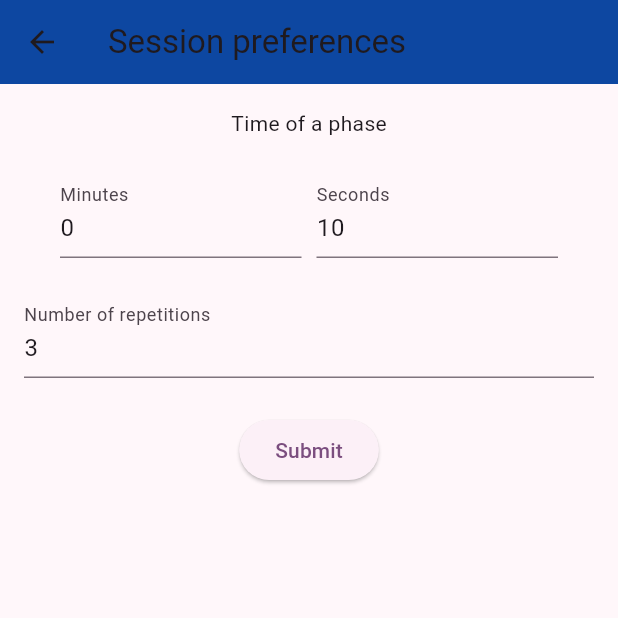
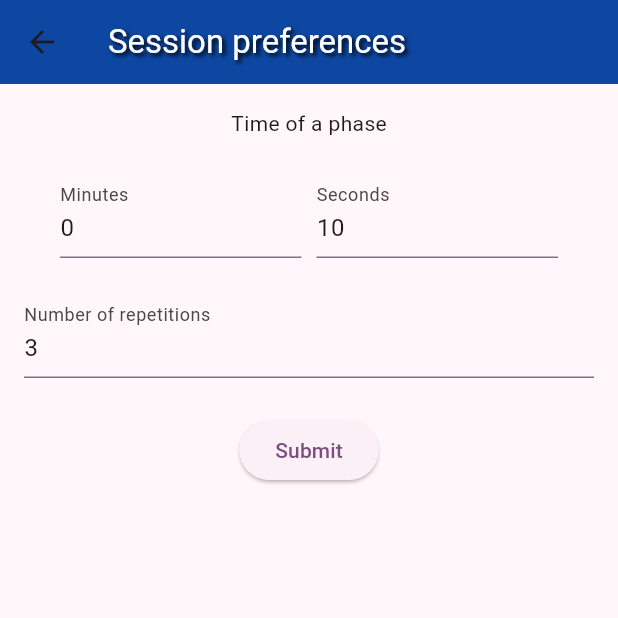
Before and after one commit to RamzeusInno/MeditationApp, a Flutter app: the screen it shows after launch, after a tap on "Start new session", on a phone screen of 412 x 824 dp, the top half of it. Run offline on Flutter 3.47's test engine with Material 3 defaults, Android fonts, the phone set to English and light mode, and no system bars; our stand-ins replace flutter_riverpod, hive, hive_flutter; accounts and stored records are empty.

Commit message:
fixed the session list + prettified the app bar text

```diff
--- a/lib/screens/homeScreen.dart
+++ b/lib/screens/homeScreen.dart
@@ -15,11 +15,24 @@ class _HomeScreenState extends ConsumerState<HomeScreen> {
   Widget build(BuildContext context) {
     return Scaffold(
       appBar: AppBar(
-        title: const Text("Contrast shower app"),
+        title: const Text(
+          "Contrast shower app",
+          style: TextStyle(
+            color: Colors.white,
+            shadows: <Shadow>[
+              Shadow(
+                offset: Offset(2.0, 2.0),
+                blurRadius: 3.0,
+                color: Colors.black,
+              ),
+            ],
+          ),
+
+          ),
         backgroundColor: Colors.blue[900],
       ),
       body: Container(
-        margin: const EdgeInsets.all(64),
+        margin: const EdgeInsets.all(30),
         child: Column(
           crossAxisAlignment: CrossAxisAlignment.center,
           children: [
--- a/lib/screens/sessionPreferencesScreen.dart
+++ b/lib/screens/sessionPreferencesScreen.dart
@@ -15,7 +15,19 @@ class _sessionPreferencesScreenState extends ConsumerState<SessionPreferencesScr
   Widget build(BuildContext context) {
     return Scaffold(
       appBar: AppBar(
-        title: const Text("Session preferences"),
+        title: const Text(
+          "Session preferences",
+          style: TextStyle(
+            color: Colors.white,
+            shadows: <Shadow>[
+              Shadow(
+                offset: Offset(2.0, 2.0),
+                blurRadius: 3.0,
+                color: Colors.black,
+              ),
+            ],
+          ),
+          ),
         backgroundColor: Colors.blue[900],
       ),
       body: SessionDurationForm()
--- a/lib/widgets/sessionListWidget.dart
+++ b/lib/widgets/sessionListWidget.dart
@@ -16,6 +16,7 @@ class SessionListWidget extends ConsumerStatefulWidget {
 class _SessionListWidgetState extends ConsumerState<SessionListWidget> {
   @override
   Widget build(BuildContext context) {
+     const int sessionsDisplayed = 3;
         return Container(
       padding: const EdgeInsets.all(16),
       margin: const EdgeInsets.all(16),
@@ -25,12 +26,16 @@ class _SessionListWidgetState extends ConsumerState<SessionListWidget> {
         builder: (context, Box<String> box, widget) {
           List<String> sessions = box.values.toList();
 
+          if (sessions.length > sessionsDisplayed) {
+            sessions = sessions.reversed.take(sessionsDisplayed).toList().reversed.toList();
+          }
+
           return Column(
             crossAxisAlignment: CrossAxisAlignment.center,
             children: [
               if (sessions.isNotEmpty)
                 const Text(
-                'Custom Session List',
+                'Session List',
                 style: TextStyle(fontSize: 20, fontWeight: FontWeight.bold),
                 ),
 
@@ -38,31 +43,30 @@ class _SessionListWidgetState extends ConsumerState<SessionListWidget> {
 
               ListView.builder(
                 shrinkWrap: true,
-                itemCount: sessions.length,
-                itemExtent: 80,
+                itemCount: sessions.length >= sessionsDisplayed ? sessionsDisplayed : sessions.length,
+                itemExtent: 95,
                 itemBuilder: (context, index) {
-                  if ((index < (sessions.length - 5)) && sessions.length > 5) {return Container();}
-                  else {
                   return Container(
-                      margin: const EdgeInsets.all(8),
+                    margin: const EdgeInsets.all(3),
                     constraints: const BoxConstraints.tightFor(
-                        width: double.minPositive,
-                        height: double.minPositive,
+                      width: double.infinity,
+                      height: double.infinity,
                     ),
                     decoration: BoxDecoration(
                     border: Border.all(color: Colors.grey),
                     borderRadius: BorderRadius.circular(10),
                     color: Colors.grey[300]
                   ),
-                      child: Center(child: Text(
-                        'Session number ${
-                          (sessions.length <= 5) ? index + 1 : index + 1 - sessions.length - 5
-                        }\n${sessions[index]}',
+                    child: Center(child: Padding(
+                      padding: const EdgeInsets.all(4.0),
+                      child: Text(
+                        sessions[index]
+                        ),
                     ),
                     )
                   );
                 }
-                }
+
               ),
 
             ],
```
Also changed, not shown: lib/screens/postSessionScreen.dart (+13 -1 lines), lib/screens/sessionScreen.dart (+13 -1 lines). Lines whose indentation alone changed are shown as unchanged.
